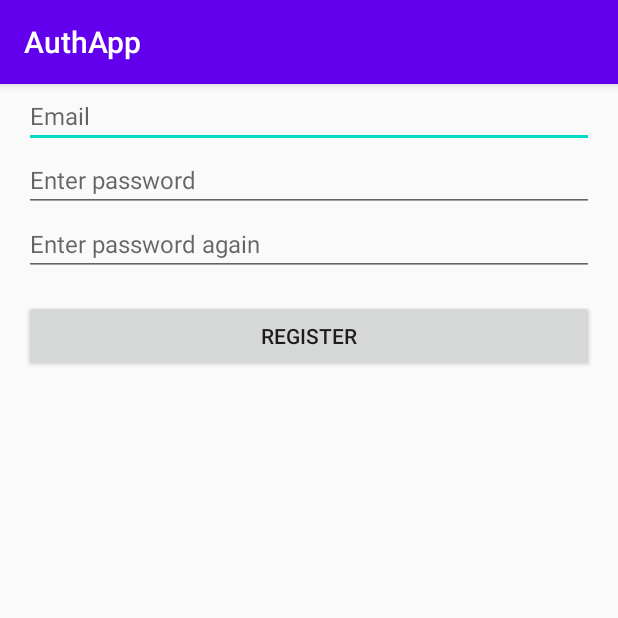
After one commit to maxdexter84/AuthApp, an Android app: the fragment RegistrationFragment shown on its own in the app's theme, on a phone screen of 412 x 824 dp, the top half of it. The commit adds this screen. Run offline under Robolectric (Android 15) with nearby library versions, the phone set to English and light mode, and no system bars.

Commit message:
добавил RegistrationFragment

```diff
--- a/app/build.gradle
+++ b/app/build.gradle
@@ -25,6 +25,7 @@ dependencies {
     implementation fileTree(dir: "libs", include: ["*.jar"])
     implementation 'androidx.appcompat:appcompat:1.1.0'
     implementation 'androidx.constraintlayout:constraintlayout:1.1.3'
+    implementation 'androidx.legacy:legacy-support-v4:1.0.0'
     testImplementation 'junit:junit:4.12'
     androidTestImplementation 'androidx.test.ext:junit:1.1.1'
     androidTestImplementation 'androidx.test.espresso:espresso-core:3.2.0'
--- /dev/null
+++ b/app/src/main/java/com/maxdexter/authapp/RegistrationFragment.java
@@ -0,0 +1,107 @@
+package com.maxdexter.authapp;
+
+import android.os.Bundle;
+
+import androidx.annotation.StringRes;
+import androidx.fragment.app.Fragment;
+
+import android.text.TextUtils;
+import android.util.Patterns;
+import android.view.LayoutInflater;
+import android.view.View;
+import android.view.ViewGroup;
+import android.widget.Button;
+import android.widget.EditText;
+import android.widget.Toast;
+
+/**
+ * A simple {@link Fragment} subclass.
+ * Use the {@link RegistrationFragment#newInstance} factory method to
+ * create an instance of this fragment.
+ */
+public class RegistrationFragment extends Fragment {
+    private EditText mLogin;
+    private EditText mPassword;
+    private EditText mPasswordAgain;
+    private Button mRegistration;
+
+
+    // TODO: Rename parameter arguments, choose names that match
+    // the fragment initialization parameters, e.g. ARG_ITEM_NUMBER
+    private static final String ARG_PARAM1 = "param1";
+    private static final String ARG_PARAM2 = "param2";
+
+    // TODO: Rename and change types of parameters
+    private String mParam1;
+    private String mParam2;
+
+    public RegistrationFragment() {
+        // Required empty public constructor
+    }
+
+    /**
+     * Use this factory method to create a new instance of
+     * this fragment using the provided parameters.
+     *
+     * @param param1 Parameter 1.
+     * @param param2 Parameter 2.
+     * @return A new instance of fragment RegistrationFragment.
+     */
+    // TODO: Rename and change types and number of parameters
+    public static RegistrationFragment newInstance(String param1, String param2) {
+        RegistrationFragment fragment = new RegistrationFragment();
+        Bundle args = new Bundle();
+        args.putString(ARG_PARAM1, param1);
+        args.putString(ARG_PARAM2, param2);
+        fragment.setArguments(args);
+        return fragment;
+    }
+
+    @Override
+    public void onCreate(Bundle savedInstanceState) {
+        super.onCreate(savedInstanceState);
+        if (getArguments() != null) {
+            mParam1 = getArguments().getString(ARG_PARAM1);
+            mParam2 = getArguments().getString(ARG_PARAM2);
+        }
+    }
+
+    @Override
+    public View onCreateView(LayoutInflater inflater, ViewGroup container,
+                             Bundle savedInstanceState) {
+        View view = inflater.inflate(R.layout.fr_registration, container, false);
+        initUI(view);
+        mRegistration.setOnClickListener(new View.OnClickListener() {
+            @Override
+            public void onClick(View v) {
+                if(isInputValid()){
+
+                }
+            }
+        });
+        return view;
+    }
+
+    private void initUI(View view) {
+        mLogin = view.findViewById(R.id.etLogin);
+        mPassword = view.findViewById(R.id.etPassword);
+        mPasswordAgain = view.findViewById(R.id.etPasswordAgain);
+        mRegistration = view.findViewById(R.id.btnRegistration);
+    }
+
+    private Boolean isEmailValid(){
+        return !TextUtils.isEmpty(mLogin.getText()) && Patterns.EMAIL_ADDRESS.matcher(mLogin.getText()).matches();
+    }
+    private Boolean isPasswordValid(){
+        String password = mPassword.getText().toString();
+        String passwordAgain = mPasswordAgain.getText().toString();
+        return password.equals(passwordAgain) && !TextUtils.isEmpty(mPassword.getText().toString()) && !TextUtils.isEmpty(mPasswordAgain.getText().toString());
+    }
+
+    private Boolean isInputValid(){
+        return isEmailValid() && isPasswordValid();
+    }
+    private void showMessage(@StringRes int str){
+        Toast.makeText(getContext(), str, Toast.LENGTH_LONG).show();
+    }
+}
--- /dev/null
+++ b/app/src/main/res/layout/fr_registration.xml
@@ -0,0 +1,48 @@
+<?xml version="1.0" encoding="utf-8"?>
+<ScrollView xmlns:android="http://schemas.android.com/apk/res/android"
+            android:layout_width="match_parent"
+            android:layout_height="match_parent">
+
+    <LinearLayout
+        android:layout_width="match_parent"
+        android:layout_height="wrap_content"
+        android:orientation="vertical">
+
+        <EditText
+            android:id="@+id/etLogin"
+            android:layout_width="match_parent"
+            android:layout_height="wrap_content"
+            android:layout_marginLeft="16dp"
+            android:layout_marginRight="16dp"
+            android:hint="@string/email"
+            android:inputType="textEmailAddress"
+            android:textSize="16sp"/>
+
+        <EditText
+            android:id="@+id/etPassword"
+            android:layout_width="match_parent"
+            android:layout_height="wrap_content"
+            android:layout_marginLeft="16dp"
+            android:layout_marginRight="16dp"
+            android:hint="@string/password_enter"
+            android:inputType="textPassword"
+            android:textSize="16sp"/>
+
+        <EditText
+            android:id="@+id/etPasswordAgain"
+            android:layout_width="match_parent"
+            android:layout_height="wrap_content"
+            android:layout_marginLeft="16dp"
+            android:layout_marginRight="16dp"
+            android:hint="@string/password_enter_again"
+            android:inputType="textPassword"
+            android:textSize="16sp"/>
+
+        <Button
+            android:id="@+id/btnRegistration"
+            android:layout_width="match_parent"
+            android:layout_height="wrap_content"
+            android:layout_margin="16dp"
+            android:text="@string/register"/>
+    </LinearLayout>
+</ScrollView>
--- a/app/src/main/res/values/strings.xml
+++ b/app/src/main/res/values/strings.xml
@@ -8,5 +8,10 @@
     <string name="email">Email</string>
     <string name="tv_text_login">Login</string>
     <string name="tv_text_password">Password</string>
+    <!-- TODO: Remove or change this placeholder text -->
+    <string name="hello_blank_fragment">Hello blank fragment</string>
+    <string name="password_enter">Enter password</string>
+    <string name="password_enter_again">Enter password again</string>
+    <string name="register">Register</string>
 
 </resources>
```
Also changed, not shown: app/src/main/java/com/maxdexter/authapp/AuthActivity.java (+5 -63 lines), app/src/main/java/com/maxdexter/authapp/AuthFragment.java (added, +84 -0 lines), app/src/main/java/com/maxdexter/authapp/SingleFragmentActivity.java (+15 -1 lines), app/src/main/res/layout/activity_single_fragment.xml (+7 -1 lines), app/src/main/res/layout/fragment_registration.xml (added, +14 -0 lines), app/src/main/res/layout/fr_auth.xml (renamed from app/src/main/res/layout/ac_auth.xml).
